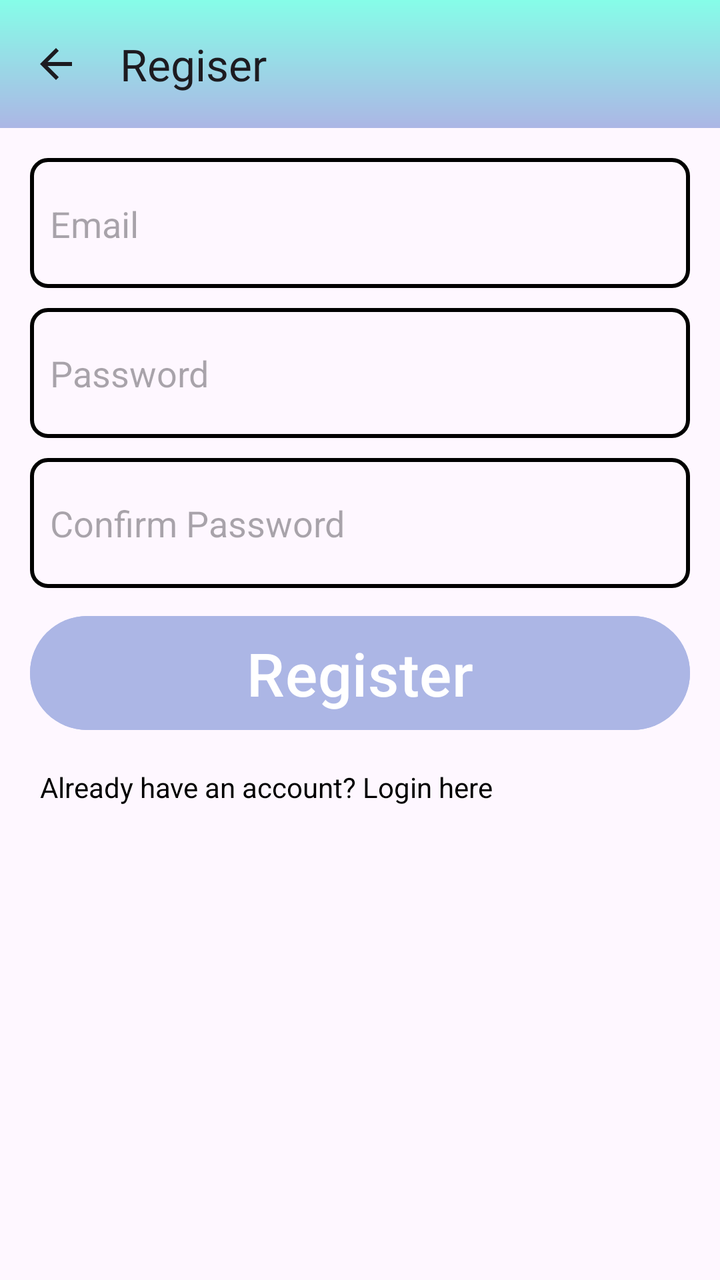
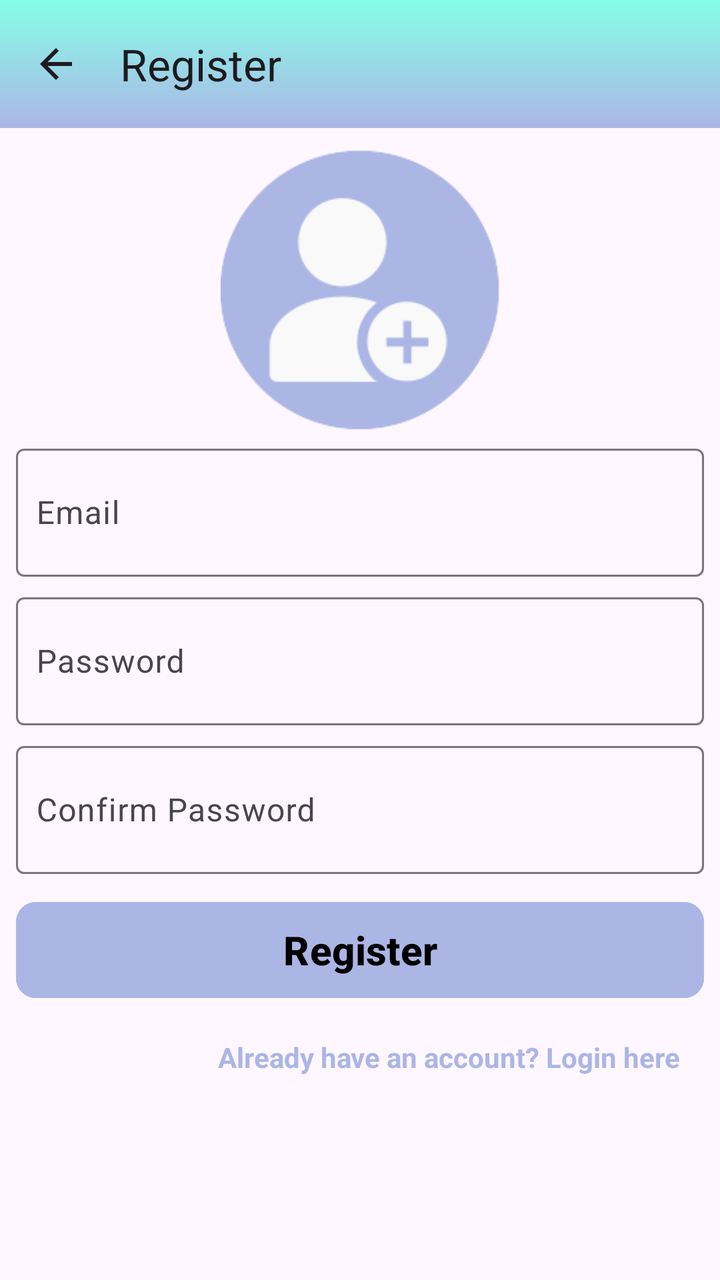

Two renders of the same Android screen: before a commit and after it. Below are the layout's source before the change and the commit's diff.
<!-- AndroidManifest.xml: application theme Theme.FinanceApp -->
<!-- res/layout/activity_register.xml -->
<?xml version="1.0" encoding="utf-8"?>
<androidx.constraintlayout.widget.ConstraintLayout xmlns:android="http://schemas.android.com/apk/res/android"
    xmlns:app="http://schemas.android.com/apk/res-auto"
    xmlns:tools="http://schemas.android.com/tools"
    android:id="@+id/main"
    android:layout_width="match_parent"
    android:layout_height="match_parent"
    tools:context=".screens.RegisterActivity">
    <androidx.appcompat.widget.Toolbar
        android:id="@+id/toolbarRegister"
        android:layout_width="0dp"
        android:layout_height="wrap_content"
        android:background="@drawable/gradient_bg"
        android:theme="@style/ThemeOverlay.AppCompat.ActionBar"
        app:layout_constraintStart_toStartOf="parent"
        app:layout_constraintEnd_toEndOf="parent"
        app:title="Regiser"
        app:navigationIcon="?attr/homeAsUpIndicator"
        app:layout_constraintTop_toTopOf="parent" />

    <LinearLayout
        android:layout_width="match_parent"
        android:layout_height="wrap_content"
        android:orientation="vertical"
        android:padding="5dp"
        android:layout_margin="5dp"
        app:layout_constraintTop_toBottomOf="@id/toolbarRegister"
        tools:context=".RegisterActivity">

        <EditText
            android:id="@+id/emailEditText"
            android:layout_width="match_parent"
            android:layout_height="65dp"
            android:hint="@string/email"
            android:autofillHints=""
            android:layout_margin="5dp"
            android:padding="10dp"
            android:background="@drawable/line_around_buttons"
            android:inputType="textEmailAddress"
            android:layout_marginTop="16dp" />

        <EditText
            android:id="@+id/passwordEditText"
            android:layout_width="match_parent"
            android:layout_height="65dp"
            android:hint="@string/password"
            android:autofillHints=""
            android:layout_margin="5dp"
            android:padding="10dp"
            android:background="@drawable/line_around_buttons"
            android:inputType="textPassword"
            android:layout_marginTop="16dp" />

        <EditText
            android:id="@+id/rePasswordEditText"
            android:layout_width="match_parent"
            android:layout_height="65dp"
            android:hint="@string/confirm_password"
            android:autofillHints=""
            android:layout_margin="5dp"
            android:padding="10dp"
            android:background="@drawable/line_around_buttons"
            android:inputType="textPassword"
            android:layout_marginTop="16dp" />

        <Button
            android:id="@+id/registerButton"
            android:layout_width="match_parent"
            android:layout_height="65dp"
            android:layout_margin="5dp"
            android:text="@string/register"
            android:textSize="30sp"
            android:textColor="@color/white"
            android:backgroundTint="#acb6e5"/>

        <TextView
            android:id="@+id/loginHere"
            android:layout_width="wrap_content"
            android:layout_height="50dp"
            android:text="@string/already_have_an_account_login_here"
            android:textColor="@color/black"
            android:layout_marginTop="10dp"
            android:clickable="true"
            android:layout_marginStart="10dp"
            android:focusable="true" />

    </LinearLayout>


</androidx.constraintlayout.widget.ConstraintLayout>
<!-- resources referenced by this layout -->
<resources>
  <color name="black">#FF000000</color>
  <color name="white">#FFFFFFFF</color>
  <!-- drawable gradient_bg (drawable) -->
  <?xml version="1.0" encoding="utf-8"?>
  <shape xmlns:android="http://schemas.android.com/apk/res/android">
      <gradient
          android:angle="270"
          android:endColor="#acb6e5"
          android:startColor="#86fde8"
          android:type="linear" />
  </shape>
  <!-- drawable line_around_buttons (drawable) -->
  <?xml version="1.0" encoding="utf-8"?>
  <shape xmlns:android="http://schemas.android.com/apk/res/android">
      <solid android:color="@android:color/transparent" />
  
      
      <corners android:radius="8dp" />
  
      
      <stroke
          android:width="2dp"
          android:color="@color/black" />
  </shape>
  <string name="already_have_an_account_login_here">Already have an account? Login here</string>
  <string name="confirm_password">Confirm Password</string>
  <string name="email">Email\n</string>
  <string name="password">Password</string>
  <string name="register">Register</string>
  <style name="Theme.FinanceApp" parent="Base.Theme.FinanceApp" />
  <style name="Base.Theme.FinanceApp" parent="Theme.Material3.DayNight.NoActionBar">
          
          
      </style>
</resources>

<!-- the commit's change to res/layout/activity_register.xml (unified diff, before → after) -->
@@ -1,90 +1,138 @@
 <?xml version="1.0" encoding="utf-8"?>
-<androidx.constraintlayout.widget.ConstraintLayout xmlns:android="http://schemas.android.com/apk/res/android"
-    xmlns:app="http://schemas.android.com/apk/res-auto"
-    xmlns:tools="http://schemas.android.com/tools"
-    android:id="@+id/main"
-    android:layout_width="match_parent"
-    android:layout_height="match_parent"
-    tools:context=".screens.RegisterActivity">
-    <androidx.appcompat.widget.Toolbar
-        android:id="@+id/toolbarRegister"
-        android:layout_width="0dp"
-        android:layout_height="wrap_content"
-        android:background="@drawable/gradient_bg"
-        android:theme="@style/ThemeOverlay.AppCompat.ActionBar"
-        app:layout_constraintStart_toStartOf="parent"
-        app:layout_constraintEnd_toEndOf="parent"
-        app:title="Regiser"
-        app:navigationIcon="?attr/homeAsUpIndicator"
-        app:layout_constraintTop_toTopOf="parent" />
+<ScrollView android:layout_width="match_parent"
+    xmlns:android="http://schemas.android.com/apk/res/android"
+    android:layout_height="match_parent">
 
-    <LinearLayout
+    <androidx.constraintlayout.widget.ConstraintLayout
+        xmlns:app="http://schemas.android.com/apk/res-auto"
+        xmlns:tools="http://schemas.android.com/tools"
+        android:id="@+id/main"
         android:layout_width="match_parent"
         android:layout_height="wrap_content"
-        android:orientation="vertical"
-        android:padding="5dp"
-        android:layout_margin="5dp"
-        app:layout_constraintTop_toBottomOf="@id/toolbarRegister"
-        tools:context=".RegisterActivity">
+        tools:context=".screens.RegisterActivity">
 
-        <EditText
-            android:id="@+id/emailEditText"
+        
+        <androidx.appcompat.widget.Toolbar
+            android:id="@+id/toolbarRegister"
+            android:layout_width="0dp"
+            android:layout_height="wrap_content"
+            android:background="@drawable/gradient_bg"
+            android:theme="@style/ThemeOverlay.AppCompat.ActionBar"
+            app:layout_constraintStart_toStartOf="parent"
+            app:layout_constraintEnd_toEndOf="parent"
+            app:title="Register"
+            app:navigationIcon="?attr/homeAsUpIndicator"
+            app:layout_constraintTop_toTopOf="parent" />
+
+        
+        <ImageView
+            android:id="@+id/image_register"
+            android:layout_width="wrap_content"
+            android:layout_height="@dimen/dp142"
+            android:contentDescription="@string/register"
+            android:src="@drawable/register_pic"
+            android:layout_marginTop="@dimen/dp10"
+            app:layout_constraintLeft_toLeftOf="parent"
+            app:layout_constraintRight_toRightOf="parent"
+            app:layout_constraintTop_toBottomOf="@id/toolbarRegister" />
+
+        
+        <LinearLayout
+            android:id="@+id/linearLayoutRegister"
             android:layout_width="match_parent"
-            android:layout_height="65dp"
-            android:hint="@string/email"
-            android:autofillHints=""
-            android:layout_margin="5dp"
-            android:padding="10dp"
-            android:background="@drawable/line_around_buttons"
-            android:inputType="textEmailAddress"
-            android:layout_marginTop="16dp" />
+            android:layout_height="wrap_content"
+            android:orientation="vertical"
+            android:padding="@dimen/dp1"
+            android:layout_margin="@dimen/dp2"
+            app:layout_constraintTop_toBottomOf="@id/image_register"
+            tools:context=".RegisterActivity">
 
-        <EditText
-            android:id="@+id/passwordEditText"
-            android:layout_width="match_parent"
-            android:layout_height="65dp"
-            android:hint="@string/password"
-            android:autofillHints=""
-            android:layout_margin="5dp"
-            android:padding="10dp"
-            android:background="@drawable/line_around_buttons"
-            android:inputType="textPassword"
-            android:layout_marginTop="16dp" />
+            
+            <com.google.android.material.textfield.TextInputLayout
+                android:layout_width="match_parent"
+                android:layout_height="wrap_content"
+                android:id="@+id/input1">
+                <com.google.android.material.textfield.TextInputEditText
+                    android:id="@+id/emailEditText"
+                    android:layout_width="match_parent"
+                    android:layout_height="@dimen/dp64"
+                    android:hint="@string/email"
+                    android:autofillHints="emailAddress"
+                    android:inputType="textEmailAddress"
+                    android:layout_margin="@dimen/dp5"
+                    android:padding="@dimen/dp10" />
+            </com.google.android.material.textfield.TextInputLayout>
 
-        <EditText
-            android:id="@+id/rePasswordEditText"
-            android:layout_width="match_parent"
-            android:layout_height="65dp"
-            android:hint="@string/confirm_password"
-            android:autofillHints=""
-            android:layout_margin="5dp"
-            android:padding="10dp"
-            android:background="@drawable/line_around_buttons"
-            android:inputType="textPassword"
-            android:layout_marginTop="16dp" />
+            
+            <com.google.android.material.textfield.TextInputLayout
+                android:layout_width="match_parent"
+                android:layout_height="wrap_content"
+                android:id="@+id/input2">
+                <EditText
+                    android:id="@+id/passwordEditText"
+                    android:layout_width="match_parent"
+                    android:layout_height="@dimen/dp64"
+                    android:hint="@string/password"
+                    android:autofillHints="password"
+                    android:layout_margin="@dimen/dp5"
+                    android:padding="@dimen/dp10"
+                    android:inputType="textPassword" />
+            </com.google.android.material.textfield.TextInputLayout>
 
-        <Button
-            android:id="@+id/registerButton"
-            android:layout_width="match_parent"
-            android:layout_height="65dp"
-            android:layout_margin="5dp"
-            android:text="@string/register"
-            android:textSize="30sp"
-            android:textColor="@color/white"
-            android:backgroundTint="#acb6e5"/>
+            
+            <com.google.android.material.textfield.TextInputLayout
+                android:layout_width="match_parent"
+                android:layout_height="wrap_content"
+                android:id="@+id/input3">
+                <com.google.android.material.textfield.TextInputEditText
+                    android:id="@+id/rePasswordEditText"
+                    android:layout_width="match_parent"
+                    android:layout_height="@dimen/dp64"
+                    android:hint="@string/confirm_password"
+                    android:autofillHints="password"
+                    android:layout_margin="@dimen/dp5"
+                    android:padding="@dimen/dp10"
+                    android:inputType="textPassword" />
+            </com.google.android.material.textfield.TextInputLayout>
 
+            
+            <com.google.android.material.button.MaterialButton
+                android:id="@+id/registerButton"
+                android:layout_width="match_parent"
+                android:layout_height="@dimen/dp56"
+                android:layout_margin="@dimen/dp5"
+                app:cornerRadius="@dimen/dp10"
+                android:text="@string/register"
+                android:textColor="@color/black"
+                android:textSize="20sp"
+                android:textStyle="bold"
+                android:backgroundTint="@color/primaryColor" />
+        </LinearLayout>
+
+        
         <TextView
             android:id="@+id/loginHere"
             android:layout_width="wrap_content"
-            android:layout_height="50dp"
+            android:layout_height="30dp"
+            android:focusable="true"
             android:text="@string/already_have_an_account_login_here"
-            android:textColor="@color/black"
-            android:layout_marginTop="10dp"
+            android:textColor="@color/primaryColor"
+            android:textStyle="bold"
+            android:layout_marginTop="@dimen/dp10"
             android:clickable="true"
-            android:layout_marginStart="10dp"
-            android:focusable="true" />
-
-    </LinearLayout>
-
-
-</androidx.constraintlayout.widget.ConstraintLayout>
+            android:layout_marginEnd="20dp"
+            android:layout_marginStart="@dimen/dp10"
+            app:layout_constraintRight_toRightOf="parent"
+            app:layout_constraintTop_toBottomOf="@id/linearLayoutRegister" />
+        <ProgressBar
+            android:id="@+id/progressBarR"
+            android:layout_width="wrap_content"
+            android:layout_height="wrap_content"
+            android:layout_centerInParent="true"
+            android:visibility="gone"
+            app:layout_constraintTop_toTopOf="parent"
+            app:layout_constraintBottom_toBottomOf="parent"
+            app:layout_constraintRight_toRightOf="parent"
+            app:layout_constraintLeft_toLeftOf="parent"/>
+    </androidx.constraintlayout.widget.ConstraintLayout>
+</ScrollView>
<!-- resource entries referenced after the edit -->
@@ -1,7 +1,14 @@
 <!-- resources referenced by this layout -->
 <resources>
   <color name="black">#FF000000</color>
-  <color name="white">#FFFFFFFF</color>
+  <color name="primaryColor">#acb6e5</color>
+  <dimen name="dp1">1dp</dimen>
+  <dimen name="dp10">10dp</dimen>
+  <dimen name="dp142">142dp</dimen>
+  <dimen name="dp2">2dp</dimen>
+  <dimen name="dp5">5dp</dimen>
+  <dimen name="dp56">56dp</dimen>
+  <dimen name="dp64">64dp</dimen>
   <!-- drawable gradient_bg (drawable) -->
   <?xml version="1.0" encoding="utf-8"?>
   <shape xmlns:android="http://schemas.android.com/apk/res/android">
@@ -11,19 +18,7 @@
           android:startColor="#86fde8"
           android:type="linear" />
   </shape>
-  <!-- drawable line_around_buttons (drawable) -->
-  <?xml version="1.0" encoding="utf-8"?>
-  <shape xmlns:android="http://schemas.android.com/apk/res/android">
-      <solid android:color="@android:color/transparent" />
-  
-      
-      <corners android:radius="8dp" />
-  
-      
-      <stroke
-          android:width="2dp"
-          android:color="@color/black" />
-  </shape>
+  <!-- drawable register_pic: png bitmap (drawable, 8214 bytes) -->
   <string name="already_have_an_account_login_here">Already have an account? Login here</string>
   <string name="confirm_password">Confirm Password</string>
   <string name="email">Email\n</string>
